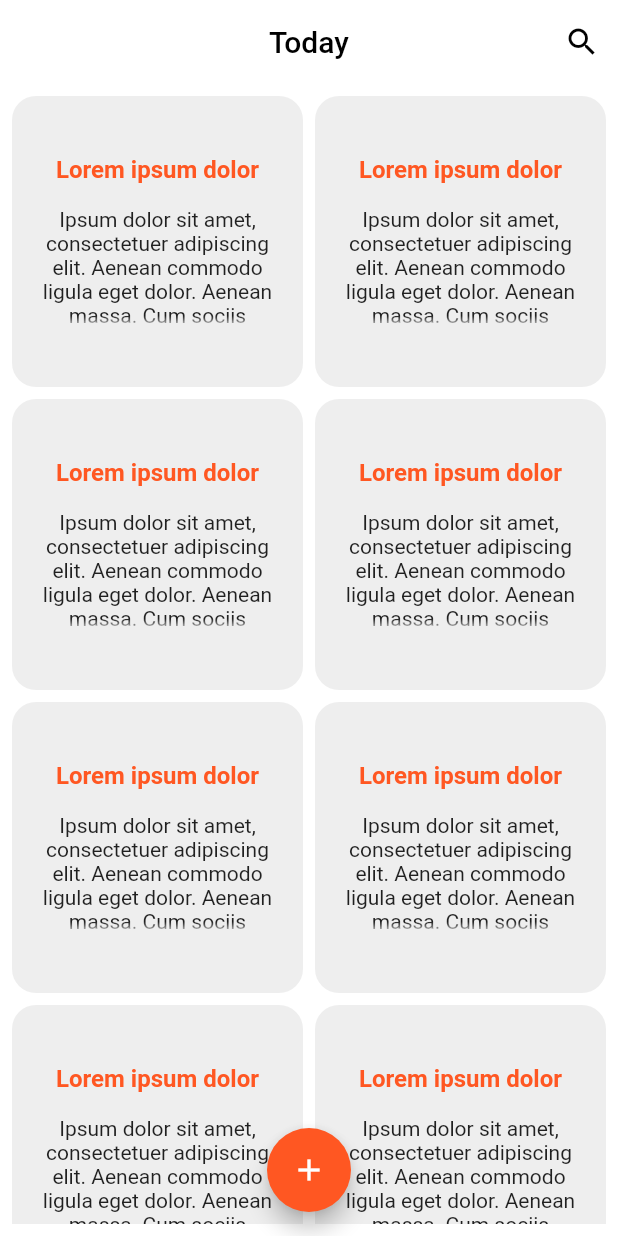
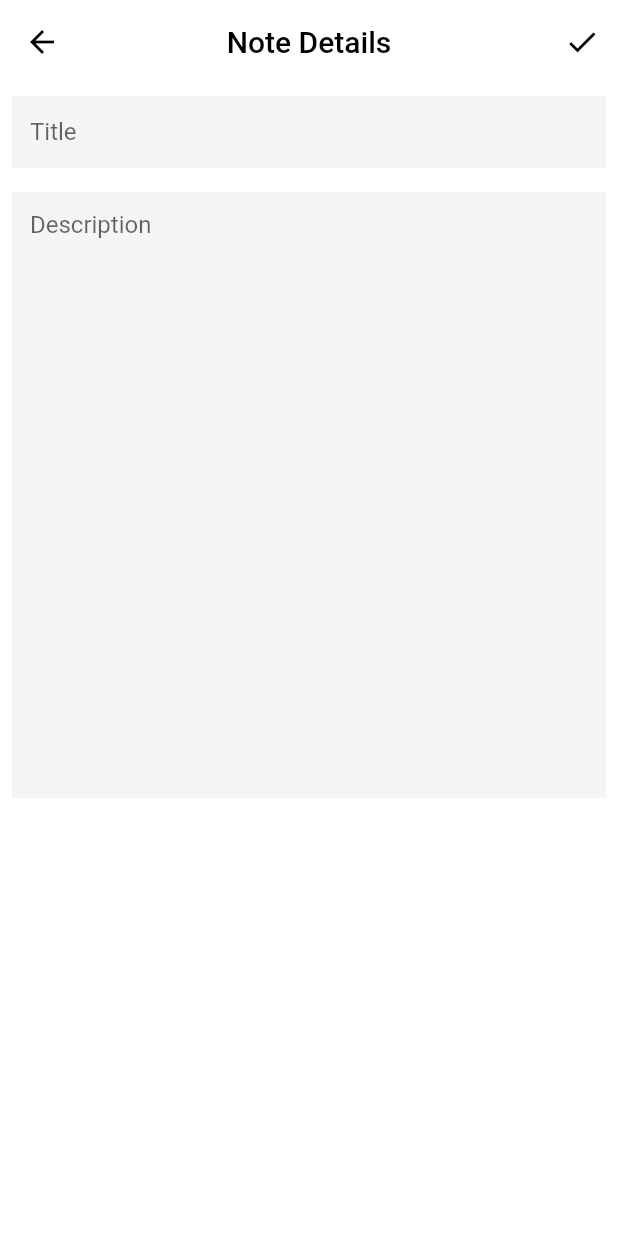
Before and after one commit to mohamedmahmoud9/note_app, a Flutter app: the screen it shows after launch, after a tap on the "add" icon, on a phone screen of 412 x 824 dp. Run offline on Flutter 3.47's test engine with Material 2 defaults, Android fonts, the phone set to English and light mode, and no system bars.

Commit message:
Last Edit

```diff
--- a/lib/screens/home_screen.dart
+++ b/lib/screens/home_screen.dart
@@ -1,5 +1,6 @@
 import 'package:flutter/material.dart';
 import 'package:note_app/models/note.dart';
+import 'package:note_app/screens/note_datails_screen.dart';
 import 'package:note_app/widgets/note_item.dart';
 
 class HomeScreen extends StatefulWidget {
@@ -12,13 +13,15 @@ class _HomeScreenState extends State<HomeScreen> {
   @override
   void initState() {
     super.initState();
-    notes = List.generate(
-        20,
-        (index) => Note(
-            id: DateTime.now().toIso8601String(),
-            title: 'Lorem ipsum dolor',
-            description:
-                "Ipsum dolor sit amet, consectetuer adipiscing elit. Aenean commodo ligula eget dolor. Aenean massa. Cum sociis natoque penatibus et magnis dis parturient montes, nascetur ridiculus mus. Donec quam felis, ultricies nec, pellentesque eu, pretium quis, sem. Nulla consequat massa quis enim."));
+    // notes = List.generate(
+    //     20,
+    //     (index) => Note(
+    //         id: DateTime.now().toIso8601String(),
+    //         title: 'Lorem ipsum dolor',
+    //         description:
+    //             "Ipsum dolor sit amet, consectetuer adipiscing elit. Aenean commodo ligula eget dolor. Aenean massa. Cum sociis natoque penatibus et magnis dis parturient montes, nascetur ridiculus mus. Donec quam felis, ultricies nec, pellentesque eu, pretium quis, sem. Nulla consequat massa quis enim."));
+
+    notes = [];
   }
 
   @override
@@ -32,11 +35,14 @@ class _HomeScreenState extends State<HomeScreen> {
         actions: [IconButton(icon: Icon(Icons.search), onPressed: () {})],
       ),
       floatingActionButton: FloatingActionButton(
-
-        onPressed: () {},
+        onPressed: () {
+          Navigator.of(context).push(MaterialPageRoute(
+              builder: (context) => NoteDetailsScreen(
+                    addFunction: addNewNote,
+                  )));
+        },
         child: Icon(Icons.add),
       ),
-
       floatingActionButtonLocation: FloatingActionButtonLocation.centerFloat,
       body: Padding(
         padding: const EdgeInsets.all(8.0),
@@ -47,8 +53,33 @@ class _HomeScreenState extends State<HomeScreen> {
               mainAxisSpacing: 8,
             ),
             itemCount: notes.length,
-            itemBuilder: (context, index) => NoteItem(noteItem: notes[index])),
+            itemBuilder: (context, index) => NoteItem(
+                  noteItem: notes[index],
+                  editeNote: editNote,
+                  removeNote: removeNote,
+                )),
       ),
     );
   }
+
+  void addNewNote(Note newNote) {
+    setState(() {
+      notes.add(newNote);
+    });
+  }
+
+  void editNote(String id, String title, String description) {
+    //! [ , ,2, , , ]
+    int indexOfEditNote = notes.indexWhere((note) => note.id == id);
+    Note newNote = Note(id: id, title: title, description: description);
+    setState(() {
+      notes[indexOfEditNote] = newNote;
+    });
+  }
+
+  void removeNote(String id) {
+    setState(() {
+      notes.removeWhere((note) => note.id == id);
+    });
+  }
 }
--- a/lib/screens/note_datails_screen.dart
+++ b/lib/screens/note_datails_screen.dart
@@ -0,0 +1,110 @@
+import 'package:flutter/material.dart';
+import 'package:note_app/models/note.dart';
+
+class NoteDetailsScreen extends StatefulWidget {
+  final Note note;
+  final Function(Note note) addFunction;
+  final Function(String id, String title, String description) editeNote;
+  NoteDetailsScreen({Key key, this.note, this.addFunction, this.editeNote})
+      : super(key: key);
+
+  @override
+  _NoteDetailsScreenState createState() => _NoteDetailsScreenState();
+}
+
+class _NoteDetailsScreenState extends State<NoteDetailsScreen> {
+  TextEditingController titleController;
+  TextEditingController descriptionController;
+  final _formKey = GlobalKey<FormState>();
+  @override
+  void initState() {
+    super.initState();
+    if (widget.note != null) {
+      titleController = TextEditingController(text: widget.note.title);
+      descriptionController =
+          TextEditingController(text: widget.note.description);
+    } else {
+      titleController = TextEditingController();
+      descriptionController = TextEditingController();
+    }
+  }
+
+  @override
+  Widget build(BuildContext context) {
+    return Scaffold(
+      appBar: AppBar(
+        title: Text(
+          'Note Details',
+          style: TextStyle(color: Colors.black),
+        ),
+        actions: [
+          IconButton(
+              icon: Icon(Icons.done),
+              onPressed: () {
+                // TODO : ADD
+                if (!_formKey.currentState.validate()) {
+                  return;
+                }
+                if (widget.note == null) {
+                  widget.addFunction(Note(
+                      id: DateTime.now().toIso8601String(),
+                      title: titleController.text,
+                      description: descriptionController.text));
+                  Navigator.of(context).pop();
+                }
+                //TODO : Save Note
+                else {
+                  widget.editeNote(widget.note.id, titleController.text,
+                      descriptionController.text);
+                  Navigator.of(context).pop();
+                }
+              })
+        ],
+      ),
+      body: Padding(
+        padding: const EdgeInsets.all(8.0),
+        child: Form(
+          key: _formKey,
+          child: Column(
+            children: [
+              TextFormField(
+                controller: titleController,
+                decoration: InputDecoration(
+                  border: InputBorder.none,
+                  fillColor: Colors.grey[100],
+                  filled: true,
+                  hintText: 'Title',
+                ),
+                validator: (value) {
+                  if (value.isEmpty) {
+                    return 'You must fill title';
+                  }
+                  return null;
+                },
+              ),
+              SizedBox(
+                height: 16,
+              ),
+              TextFormField(
+                controller: descriptionController,
+                maxLines: 20,
+                decoration: InputDecoration(
+                  border: InputBorder.none,
+                  fillColor: Colors.grey[100],
+                  filled: true,
+                  hintText: 'Description',
+                ),
+                validator: (value) {
+                  if (value.isEmpty) {
+                    return 'You must fill description';
+                  }
+                  return null;
+                },
+              )
+            ],
+          ),
+        ),
+      ),
+    );
+  }
+}
```
Also changed, not shown: lib/widgets/note_item.dart (+27 -6 lines).
